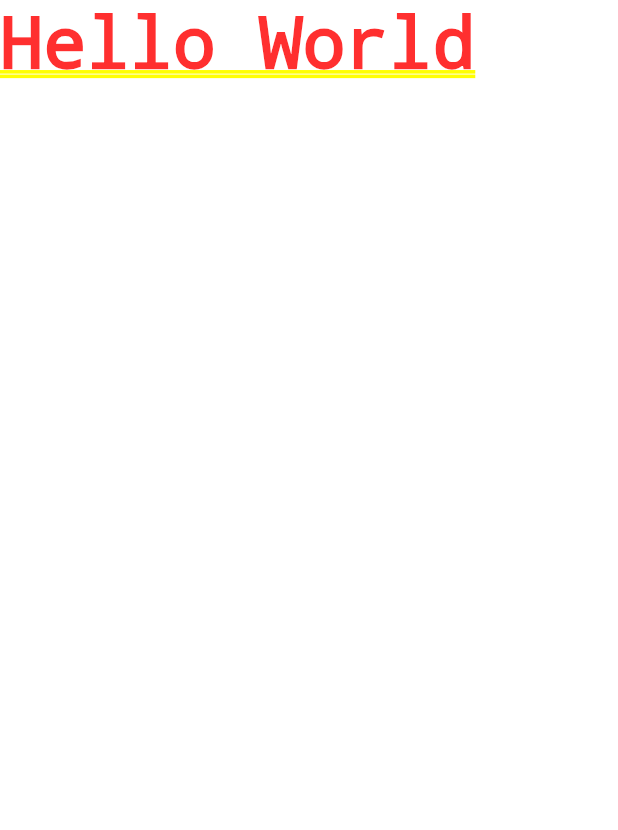
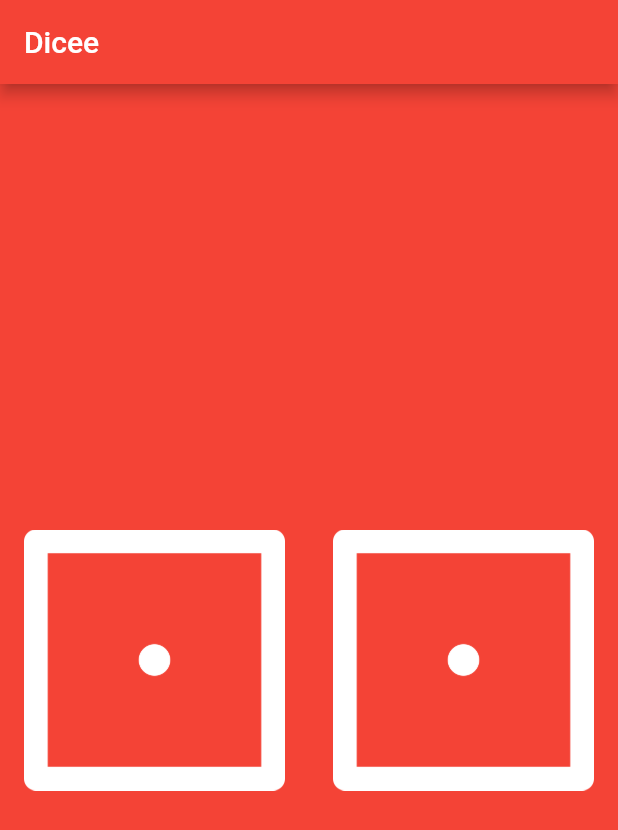
Before and after one commit to aabastos/Dicee-Flutter, a Flutter app: the screen it shows after launch, on a phone screen of 412 x 824 dp. Shown: the top 830 px of the screen. Run offline on Flutter 3.47's test engine with Material 2 defaults, Android fonts, the phone set to English and light mode, and no system bars.

Commit message:
design finalizado

```diff
--- a/lib/main.dart
+++ b/lib/main.dart
@@ -1,16 +1,39 @@
 import 'package:flutter/material.dart';
 
 void main() {
-  runApp(MyApp());
+  runApp(MaterialApp(
+    home: Scaffold(
+      backgroundColor: Colors.red,
+      appBar: AppBar(
+        title: Text('Dicee'),
+        backgroundColor: Colors.red,
+      ),
+      body: DicePage(),
+    ),
+  ));
 }
 
-class MyApp extends StatelessWidget {
-  // This widget is the root of your application.
+class DicePage extends StatelessWidget {
   @override
   Widget build(BuildContext context) {
-    return MaterialApp(
-      title: 'Flutter Demo',
-      home: Text('Hello World'),
+    return Center(
+      child: Row(
+        mainAxisAlignment: MainAxisAlignment.spaceBetween,
+        children: [
+          Expanded(
+            child: Padding(
+              padding: const EdgeInsets.all(16.0),
+              child: Image.asset('assets/dice1.png'),
+            ),
+          ),
+          Expanded(
+            child: Padding(
+              padding: const EdgeInsets.all(16.0),
+              child: Image.asset('assets/dice1.png'),
+            ),
+          ),
+        ],
+      ),
     );
   }
 }
```
Also changed, not shown: 1 other file.
